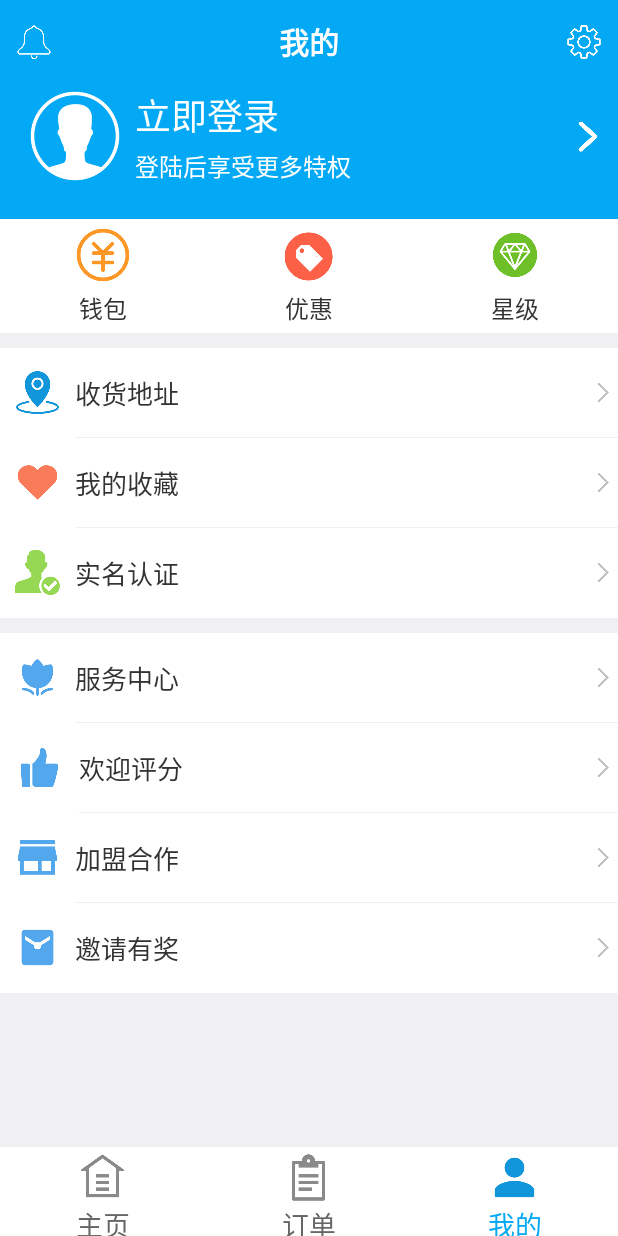
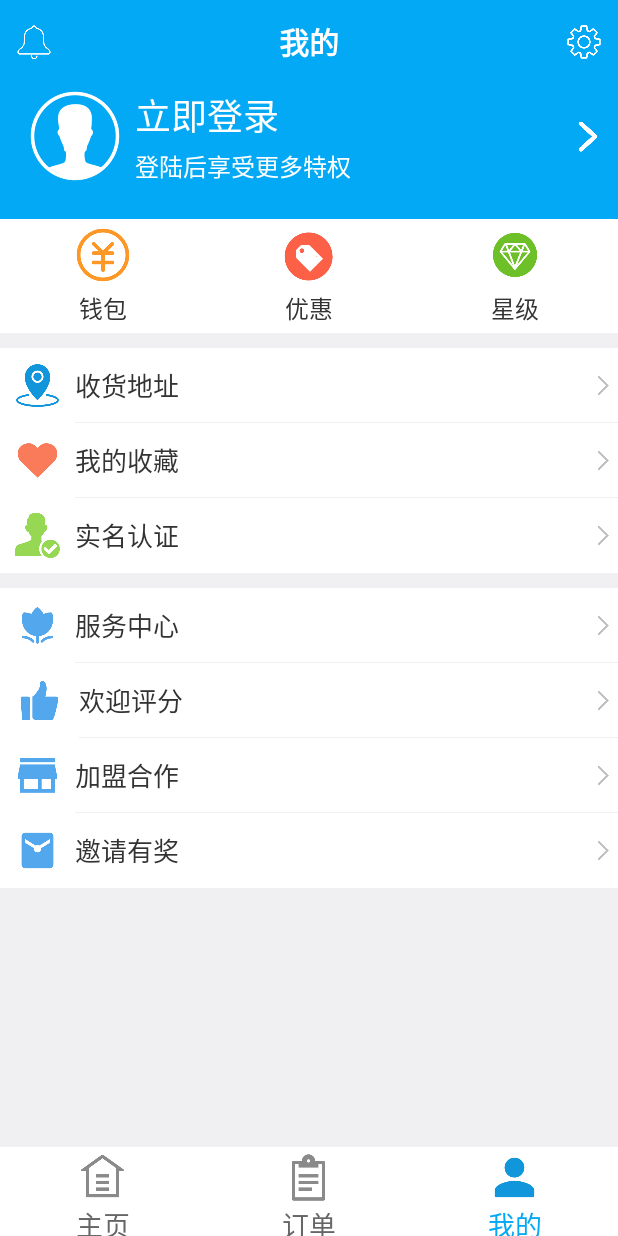
Before and after one commit to tuanzijiang/E-transport, an Android app: the screen it shows after launch (MainActivity), after a tap on "我的", on a phone screen of 412 x 824 dp. Run offline under Robolectric (Android 15) with nearby library versions, the phone set to English and light mode, and no system bars.

Commit message:
some change by zq

```diff
--- a/app/src/main/java/com/example/dell2/e_transport/MainActivity.java
+++ b/app/src/main/java/com/example/dell2/e_transport/MainActivity.java
@@ -1,13 +1,17 @@
 package com.example.dell2.e_transport;
 
 import android.os.Bundle;
+import android.support.v4.app.Fragment;
 import android.support.v4.app.FragmentTransaction;
 import android.support.v4.content.ContextCompat;
+import android.util.Log;
 import android.view.View;
+import android.content.Intent;
 import android.widget.ImageView;
 import android.widget.RelativeLayout;
 import android.widget.TextView;
 import android.support.v4.app.FragmentManager;
+import android.widget.Toast;
 
 
 import collector.BaseActivity;
@@ -44,6 +48,20 @@ public class MainActivity extends BaseActivity implements View.OnClickListener{
         }
         setContentView(R.layout.activity_main);
         init();
+    }
+    @Override
+    public void onActivityResult(int requestCode,int resultCode,Intent intent){
+        switch (requestCode){
+            case 1:
+                if(resultCode==RESULT_OK){
+                    String returnDate=intent.getStringExtra("result");
+                    UserFragment userFragment=(UserFragment)fragmentManager.findFragmentByTag(USERTAG);
+                    userFragment.setLogin(returnDate);
+                }
+                break;
+            default:
+                break;
+        }
     }
     /**
      * 对页面进行初始化：加载响应事件、给私有属性链接实例、初始化碎片、初始化title等
@@ -123,7 +141,7 @@ public class MainActivity extends BaseActivity implements View.OnClickListener{
     private void setTopFragment(int index){
         FragmentTransaction fragmentTransaction=fragmentManager.beginTransaction();
         clearButtonActive();
-        clearFraments(fragmentTransaction);
+        clearFragments(fragmentTransaction);
         switch (index){
             case 0:
                 if(homePageFragment==null) {
@@ -200,7 +218,7 @@ public class MainActivity extends BaseActivity implements View.OnClickListener{
      *清空主页的碎片激活状态
      * @param fragmentTransaction 调用该函数的函数所声明的碎片事务
      */
-    private void clearFraments(FragmentTransaction fragmentTransaction){
+    private void clearFragments(FragmentTransaction fragmentTransaction){
         if(homePageFragment!=null)
             fragmentTransaction.hide(homePageFragment);
         if(orderFragment!=null)
--- a/app/src/main/java/fragment/HomePageFragment.java
+++ b/app/src/main/java/fragment/HomePageFragment.java
@@ -30,7 +30,7 @@ public class HomePageFragment extends Fragment {
     private ViewPager homepage_carousel;
     public View onCreateView(LayoutInflater inflater, ViewGroup container, Bundle saveInstanceState){
         this.inflate=inflater;
-        View view=inflater.inflate(R.layout.homepage,container,false);
+        view=inflater.inflate(R.layout.homepage,container,false);
         return view;
     }
     @Override
--- a/app/src/main/java/fragment/UserFragment.java
+++ b/app/src/main/java/fragment/UserFragment.java
@@ -8,7 +8,9 @@ import android.support.v4.app.Fragment;
 import android.view.LayoutInflater;
 import android.view.View;
 import android.view.ViewGroup;
+import android.widget.ImageView;
 import android.widget.LinearLayout;
+import android.widget.TextView;
 
 
 import com.example.dell2.e_transport.MessageLoginActivity;
@@ -18,8 +20,10 @@ import com.example.dell2.e_transport.R;
  * Created by dell2 on 2017/5/20.
  */
 
+
 public class UserFragment extends Fragment implements View.OnClickListener{
     private LinearLayout user_login_line;
+    private TextView userName;
     public View onCreateView(LayoutInflater inflater, ViewGroup container, Bundle saveInstanceState) {
         View view = inflater.inflate(R.layout.user, container, false);
         return view;
@@ -27,10 +31,13 @@ public class UserFragment extends Fragment implements View.OnClickListener{
     @Override
     public void onActivityCreated(@Nullable Bundle savedInstanceState) {
         super.onActivityCreated(savedInstanceState);
+        init();
+    }
+    public void init(){
         user_login_line=(LinearLayout)getView().findViewById(R.id.user_login_line);
+        userName=(TextView)getView().findViewById(R.id.userName);
         user_login_line.setOnClickListener(this);
     }
-
     public void onClick(View view){
         switch (view.getId()){
             case R.id.user_login_line:
@@ -40,4 +47,7 @@ public class UserFragment extends Fragment implements View.OnClickListener{
                 break;
         }
     }
+    public void setLogin(String userName){
+        this.userName.setText(userName);
+    }
 }
--- a/app/src/main/res/layout/activity_messagelogin.xml
+++ b/app/src/main/res/layout/activity_messagelogin.xml
@@ -12,7 +12,7 @@
         android:orientation="vertical">
         <LinearLayout
             android:layout_width="match_parent"
-            android:layout_height="50dp"
+            android:layout_height="@dimen/line_standard_input"
             android:background="@drawable/bottom_border_standard">
             <EditText
                 android:layout_width="0dp"
@@ -38,7 +38,7 @@
         </LinearLayout>
         <LinearLayout
             android:layout_width="match_parent"
-            android:layout_height="50dp">
+            android:layout_height="@dimen/line_standard_input">
             <EditText
                 android:layout_width="0dp"
                 android:layout_height="wrap_content"
--- a/app/src/main/res/layout/user.xml
+++ b/app/src/main/res/layout/user.xml
@@ -27,6 +27,7 @@
                 android:layout_weight="1"
                 android:orientation="vertical">
                 <TextView
+                    android:id="@+id/userName"
                     android:layout_width="wrap_content"
                     android:layout_height="wrap_content"
                     android:layout_marginBottom="4dp"
@@ -119,7 +120,7 @@
             android:orientation="vertical">
             <LinearLayout
                 android:layout_width="match_parent"
-                android:layout_height="60dp"
+                android:layout_height="@dimen/line_standard_input"
                 android:background="@color/white"
                 android:orientation="horizontal">
                 <ImageView
@@ -152,7 +153,7 @@
             </LinearLayout>
             <LinearLayout
                 android:layout_width="match_parent"
-                android:layout_height="60dp"
+                android:layout_height="@dimen/line_standard_input"
                 android:background="@color/white"
                 android:orientation="horizontal">
                 <ImageView
@@ -185,7 +186,7 @@
             </LinearLayout>
             <LinearLayout
                 android:layout_width="match_parent"
-                android:layout_height="60dp"
+                android:layout_height="@dimen/line_standard_input"
                 android:background="@color/white"
                 android:orientation="horizontal">
                 <ImageView
@@ -223,7 +224,7 @@
             android:orientation="vertical">
             <LinearLayout
                 android:layout_width="match_parent"
-                android:layout_height="60dp"
+                android:layout_height="@dimen/line_standard_input"
                 android:background="@color/white"
                 android:orientation="horizontal">
                 <ImageView
@@ -256,7 +257,7 @@
             </LinearLayout>
             <LinearLayout
                 android:layout_width="match_parent"
-                android:layout_height="60dp"
+                android:layout_height="@dimen/line_standard_input"
                 android:background="@color/white"
                 android:orientation="horizontal">
                 <ImageView
@@ -289,7 +290,7 @@
             </LinearLayout>
             <LinearLayout
                 android:layout_width="match_parent"
-                android:layout_height="60dp"
+                android:layout_height="@dimen/line_standard_input"
                 android:background="@color/white"
                 android:orientation="horizontal">
                 <ImageView
@@ -322,7 +323,7 @@
             </LinearLayout>
             <LinearLayout
                 android:layout_width="match_parent"
-                android:layout_height="60dp"
+                android:layout_height="@dimen/line_standard_input"
                 android:background="@color/white"
                 android:orientation="horizontal">
                 <ImageView
--- a/app/src/main/res/values/dimens.xml
+++ b/app/src/main/res/values/dimens.xml
@@ -11,6 +11,9 @@
     <dimen name="carousel_image">120dp</dimen>/*轮播图image*/
     <dimen name="carousel_head1">18sp</dimen>/*轮播图主标题*/
     <dimen name="carousel_head2">10sp</dimen>/*轮播图副标题*/
+    /*行*/
+    <dimen name="line_standard_input">50dp</dimen>
+    <dimen name="line_standard_item">60dp</dimen>
     /*其他*/
     <dimen name="activity_horizontal_margin">16dp</dimen>
     <dimen name="activity_vertical_margin">16dp</dimen>
```
Also changed, not shown: app/src/main/java/com/example/dell2/e_transport/MessageLoginActivity.java (+27 -3 lines).
